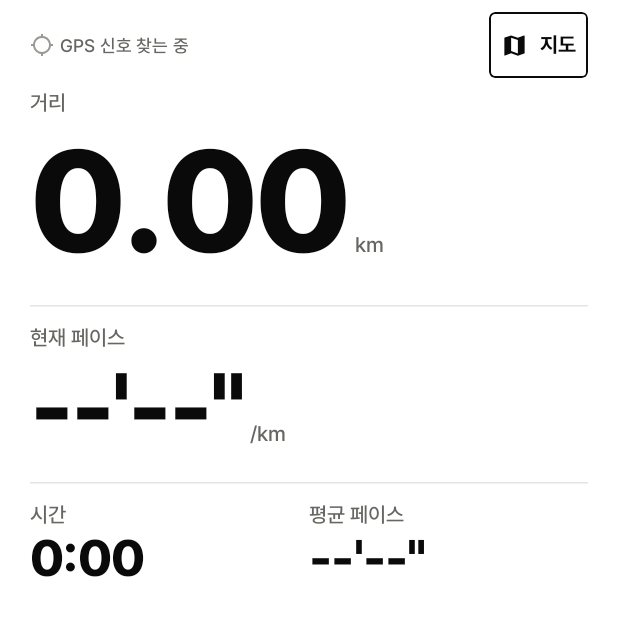
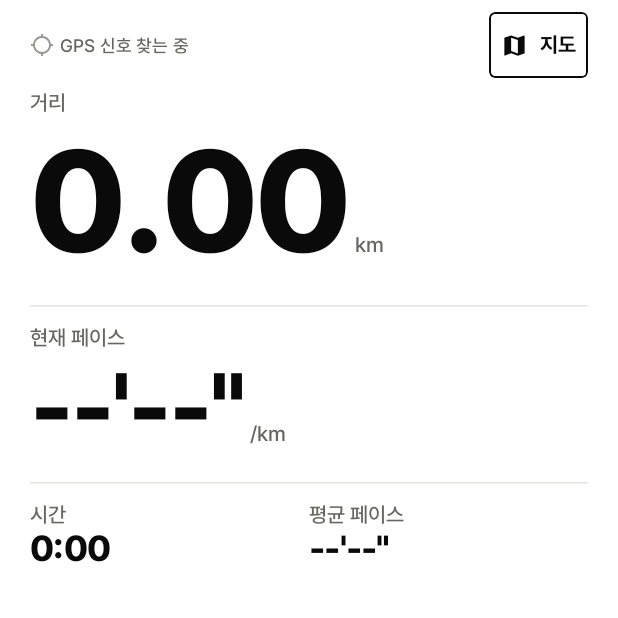
Before and after one commit to WindowHyun/Health, an Android app built with Jetpack Compose: the RunActiveScreen screen opened through its navigation route, on a phone screen of 412 x 824 dp, the top half of it. Run offline under Robolectric (Android 15) with nearby library versions, the phone set to English and light mode, and no system bars; our stand-ins replace Dagger/Hilt's generated code.

Commit message:
fix: stop running tab trapping users after saving a run
RunSetupViewModel's uiState used WhileSubscribed(5_000), so leaving the
Running tab for more than 5 seconds (every real run) dropped the
upstream subscription and cached the isActive=true snapshot from the
moment the run started. Returning to the tab replayed that stale value
first, firing the auto-navigate LaunchedEffect into a phantom active-run
screen with no controls. Switched to Eagerly so it always reflects the
live tracker state.

Also fixes two smaller issues found during the same manual test pass:
- weight input started as the string "0" instead of empty, so typing
  concatenated into "012.5" instead of replacing it
- the map overlay's distance label wrapped mid-unit ("0.09k"/"m") in the
  narrow 3-column row; now capped to one line at a smaller size

Co-Authored-By: Claude Sonnet 5 <noreply@anthropic.com>

```diff
--- a/app/src/main/java/com/windowhyun/health/ui/running/RunActiveScreen.kt
+++ b/app/src/main/java/com/windowhyun/health/ui/running/RunActiveScreen.kt
@@ -38,6 +38,7 @@ import androidx.compose.ui.Alignment
 import androidx.compose.ui.Modifier
 import androidx.compose.ui.platform.LocalContext
 import androidx.compose.ui.platform.LocalView
+import androidx.compose.ui.text.style.TextOverflow
 import androidx.compose.ui.unit.TextUnit
 import androidx.compose.ui.unit.dp
 import androidx.compose.ui.unit.sp
@@ -366,7 +367,15 @@ private fun MetricColumn(label: String, value: String, modifier: Modifier = Modi
             style = MaterialTheme.typography.labelLarge,
             color = MaterialTheme.colorScheme.onSurfaceVariant,
         )
-        Text(text = value, style = LargeMetricTextStyle)
+        // 지도 아래 3칸으로 나뉘는 줄이라 LargeMetricTextStyle(34sp) 는 "0.09km" 같은 값도
+        // 한 줄에 못 들어가 "0.09k"/"m"처럼 단어 중간에서 줄바꿈된다. 한 줄로 고정하고
+        // 글자 크기도 이 칸 너비에 맞춰 줄인다.
+        Text(
+            text = value,
+            style = LargeMetricTextStyle.copy(fontSize = 24.sp, lineHeight = 28.sp),
+            maxLines = 1,
+            overflow = TextOverflow.Ellipsis,
+        )
     }
 }
 
--- a/app/src/main/java/com/windowhyun/health/ui/running/RunSetupViewModel.kt
+++ b/app/src/main/java/com/windowhyun/health/ui/running/RunSetupViewModel.kt
@@ -54,13 +54,17 @@ class RunSetupViewModel @Inject constructor(
 
     private val selection = MutableStateFlow(RunSetupUiState())
 
+    // WhileSubscribed(5_000) 는 러닝 탭을 5초 이상 벗어나면(러닝은 늘 그보다 오래 걸린다)
+    // 구독이 끊겨 "러닝 시작을 누른 순간"의 tracking.isActive=true 스냅샷이 캐시로 남는다.
+    // 돌아와 재구독할 때 그 stale 값이 먼저 방출되며 onRunStarted() 가 잘못 불려
+    // 추적 중이 아닌데도 진행 화면으로 튕기는 버그가 있었다. Eagerly 로 바꿔 항상 최신 상태를 본다.
     val uiState: StateFlow<RunSetupUiState> = combine(
         selection,
         settingsRepository.settings,
         runTracker.state,
     ) { current, settings, tracking ->
         current.copy(settings = settings, tracking = tracking)
-    }.stateIn(viewModelScope, SharingStarted.WhileSubscribed(5_000), RunSetupUiState())
+    }.stateIn(viewModelScope, SharingStarted.Eagerly, RunSetupUiState())
 
     init {
         refreshLocationStatus()
--- a/app/src/main/java/com/windowhyun/health/ui/session/SetRow.kt
+++ b/app/src/main/java/com/windowhyun/health/ui/session/SetRow.kt
@@ -68,8 +68,11 @@ fun SetRow(
     showComplete: Boolean = true,
 ) {
     // set.id 가 같은 동안에는 화면 입력값을 유지한다.
+    // 0kg 을 글자 "0"으로 보여 주면 포커스를 받아도 전체 선택이 안 되어, 숫자를 치면
+    // "0"에 이어붙어 "012.5" 처럼 보인다(횟수 칸은 이 문제가 없도록 빈 칸으로 시작한다).
+    // 새 세트는 빈 칸으로 시작해 숫자를 바로 치게 하고, 저장된 중량이 있으면 그대로 보여 준다.
     var weightText by remember(set.id) {
-        mutableStateOf(formatWeightValue(weightUnit.fromKg(set.weightKg)))
+        mutableStateOf(if (set.weightKg > 0) formatWeightValue(weightUnit.fromKg(set.weightKg)) else "")
     }
     var repsText by remember(set.id) { mutableStateOf(if (set.reps > 0) set.reps.toString() else "") }
     // 시간은 분과 초를 따로 받는다. 숫자 키패드에는 ':' 이 없어서 "1:30" 을 칠 수 없다.
```
